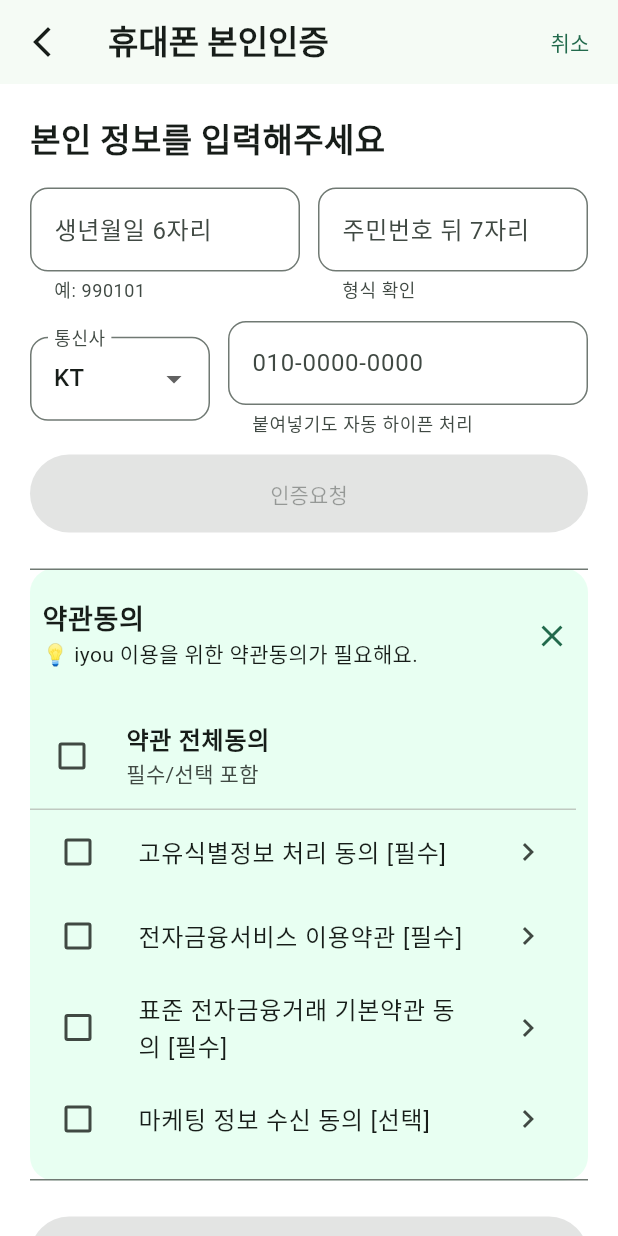
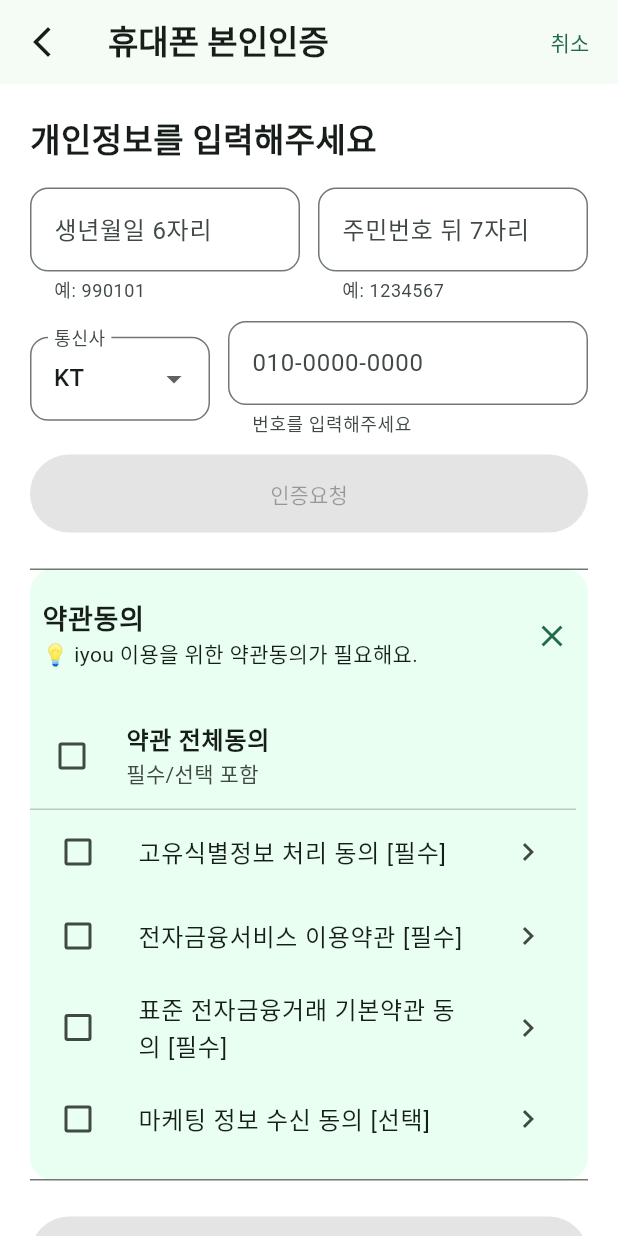
Before and after one commit to y3onk/iyou, a Flutter app: the AuthLandingScreen screen opened directly, on a phone screen of 412 x 824 dp. Run offline on Flutter 3.47's test engine with Material 3 defaults, Android fonts, the phone set to English and light mode, and no system bars.

Commit message:
db 수정

```diff
--- a/FE/lib/screens/auth_landing.dart
+++ b/FE/lib/screens/auth_landing.dart
@@ -112,7 +112,7 @@ class _AuthLandingScreenState extends State<AuthLandingScreen> {
       body: ListView(
         padding: const EdgeInsets.all(20),
         children: [
-          const Text('본인 정보를 입력해주세요', style: TextStyle(fontSize: 22, fontWeight: FontWeight.w800)),
+          const Text('개인정보를 입력해주세요', style: TextStyle(fontSize: 22, fontWeight: FontWeight.w800)),
           const SizedBox(height: 16),
 
           // 생년월일 + 주민번호
@@ -147,7 +147,7 @@ class _AuthLandingScreenState extends State<AuthLandingScreen> {
               onChanged: (v) { if (v.length == 7) FocusScope.of(context).requestFocus(phoneFn); setState(() {}); },
               decoration: InputDecoration(
                 labelText: '주민번호 뒤 7자리',
-                helperText: validRRN ? null : '형식 확인',
+                helperText: validRRN ? null : '예: 1234567',
                 border: OutlineInputBorder(borderRadius: BorderRadius.circular(12)),
               ),
             )),
@@ -175,7 +175,7 @@ class _AuthLandingScreenState extends State<AuthLandingScreen> {
               onChanged: (_) => setState(() {}),
               decoration: InputDecoration(
                 labelText: '010-0000-0000',
-                helperText: validPhone ? null : '붙여넣기도 자동 하이픈 처리',
+                helperText: validPhone ? null : '번호를 입력해주세요',
                 border: OutlineInputBorder(borderRadius: BorderRadius.circular(12)),
               ),
             )),
@@ -209,7 +209,7 @@ class _AuthLandingScreenState extends State<AuthLandingScreen> {
                 labelText: '인증번호 입력',
                 helperText: validOTP
                     ? (otpVerified ? '인증 완료' : '6자리 입력 후 인증하기를 눌러주세요')
-                    : '문자 수신 시 자동 채움(프로토타입)',
+                    : '인증번호를 입력해주세요',
                 border: OutlineInputBorder(borderRadius: BorderRadius.circular(12)),
                 suffixIcon: otpVerified ? const Icon(Icons.check_circle, color: Colors.green) : null,
               ),
@@ -234,7 +234,7 @@ class _AuthLandingScreenState extends State<AuthLandingScreen> {
                     // TODO: 실제 서버 검증. (프로토타입: 통과 처리)
                     setState(() { otpVerified = true; });
                     ScaffoldMessenger.of(context).showSnackBar(
-                      const SnackBar(content: Text('인증 완료(프로토타입)')),
+                      const SnackBar(content: Text('인증 완료!')),
                     );
                   } : null,
                   style: ElevatedButton.styleFrom(backgroundColor: AppTheme.green, foregroundColor: Colors.white),
@@ -301,7 +301,7 @@ class _AuthLandingScreenState extends State<AuthLandingScreen> {
               onPressed: formReady ? () {
                 // TODO: 다음 단계
                 ScaffoldMessenger.of(context).showSnackBar(
-                  const SnackBar(content: Text('폼 유효성 통과! (프로토타입)')),
+                  const SnackBar(content: Text('회원 가입 완료!')),
                 );
               } : null,
               child: const Text('다음'),
```
Also changed, not shown: 1 other file.
